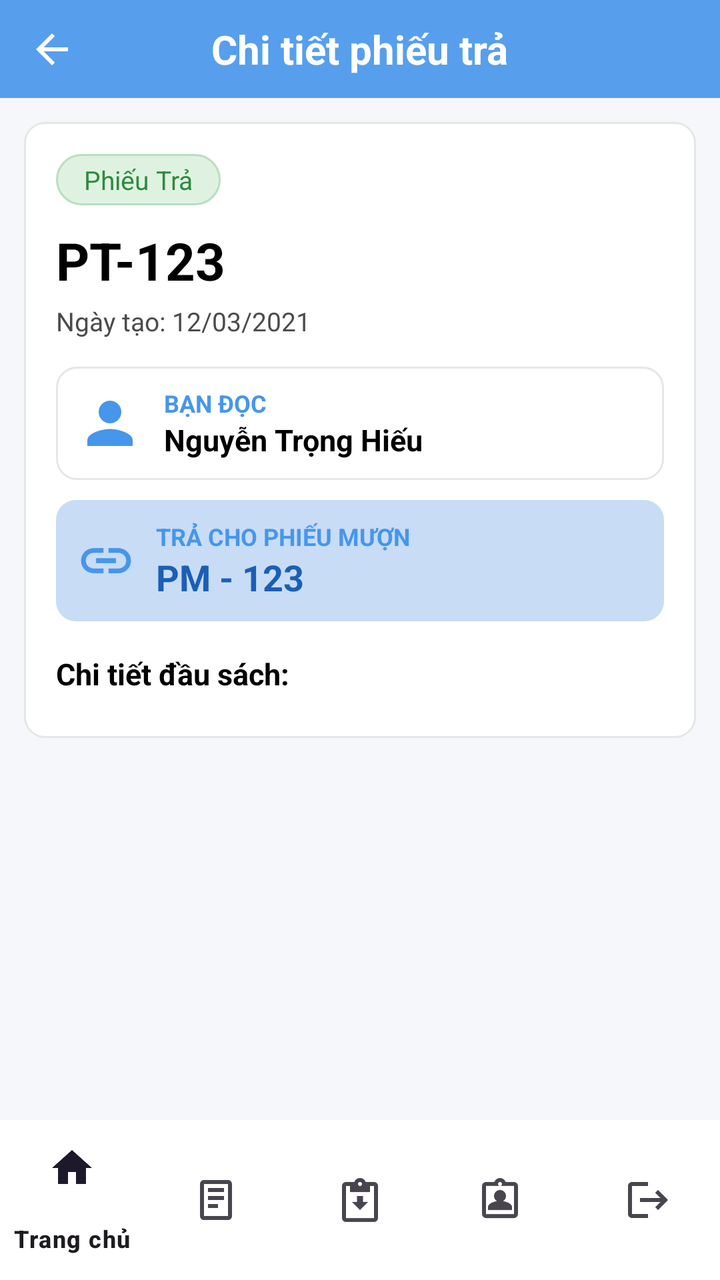
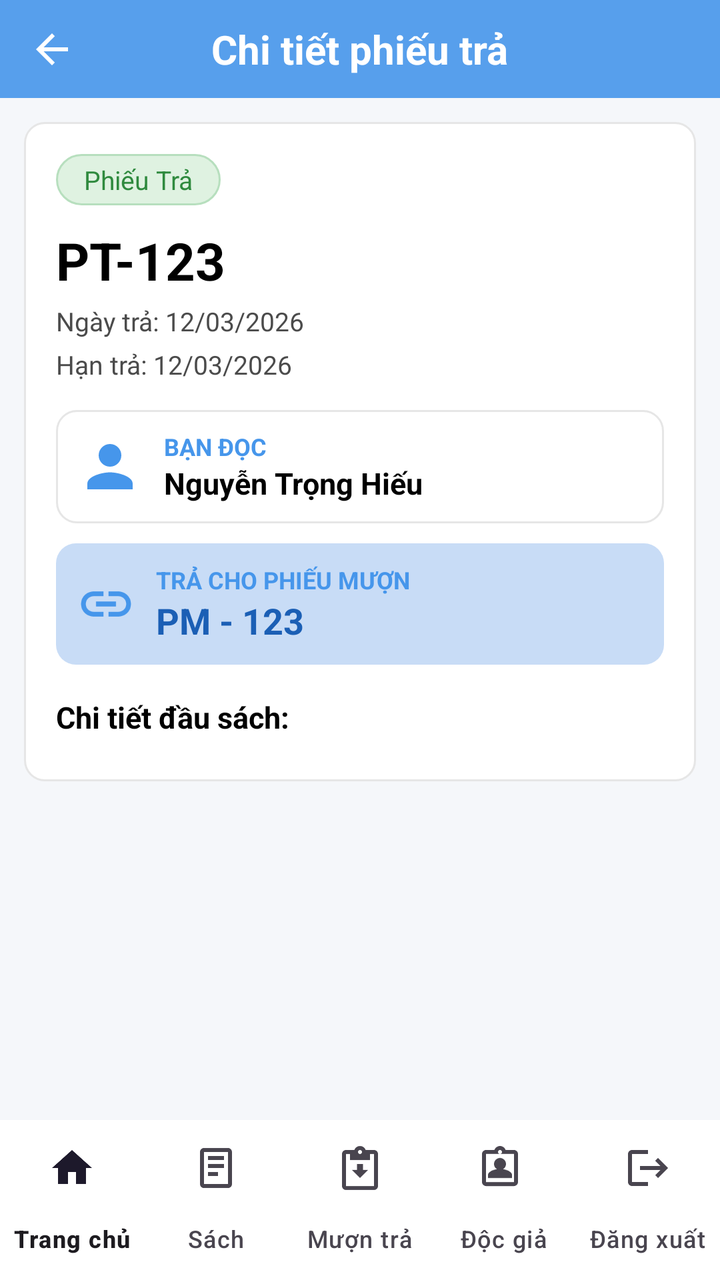

Screens rendered from an Android XML layout before and after an edit, with the pre-edit source and the edit as a unified diff.
<!-- AndroidManifest.xml: application theme Theme.QuanLyThuVien -->
<!-- res/layout/activity_phieutra_detail.xml -->
<?xml version="1.0" encoding="utf-8"?>
<androidx.constraintlayout.widget.ConstraintLayout xmlns:android="http://schemas.android.com/apk/res/android"
    xmlns:app="http://schemas.android.com/apk/res-auto"
    android:layout_width="match_parent"
    android:layout_height="match_parent"
    android:background="#F5F7FA">

    
    <androidx.constraintlayout.widget.ConstraintLayout
        android:id="@+id/header"
        android:layout_width="0dp"
        android:layout_height="49dp"
        android:background="@drawable/bg_header_sach"
        app:layout_constraintTop_toTopOf="parent"
        app:layout_constraintStart_toStartOf="parent"
        app:layout_constraintEnd_toEndOf="parent">

        <ImageView
            android:id="@+id/btnBack"
            android:layout_width="28dp"
            android:layout_height="28dp"
            android:layout_marginStart="12dp"
            android:padding="2dp"
            android:src="@drawable/ic_arrow_back"
            android:background="?attr/selectableItemBackgroundBorderless"
            android:contentDescription="Quay lại"
            app:layout_constraintTop_toTopOf="parent"
            app:layout_constraintBottom_toBottomOf="parent"
            app:layout_constraintStart_toStartOf="parent" />

        <TextView
            android:layout_width="wrap_content"
            android:layout_height="wrap_content"
            android:text="Chi tiết phiếu trả"
            android:textColor="#FFFFFF"
            android:textSize="20sp"
            android:textStyle="bold"
            app:layout_constraintTop_toTopOf="parent"
            app:layout_constraintBottom_toBottomOf="parent"
            app:layout_constraintStart_toStartOf="parent"
            app:layout_constraintEnd_toEndOf="parent" />
    </androidx.constraintlayout.widget.ConstraintLayout>

    <ScrollView
        android:layout_width="0dp"
        android:layout_height="0dp"
        android:fillViewport="true"
        app:layout_constraintTop_toBottomOf="@id/header"
        app:layout_constraintStart_toStartOf="parent"
        app:layout_constraintEnd_toEndOf="parent"
        app:layout_constraintBottom_toTopOf="@id/bottomNav">

        <LinearLayout
            android:layout_width="match_parent"
            android:layout_height="wrap_content"
            android:orientation="vertical"
            android:padding="12dp">

            <LinearLayout
                android:layout_width="match_parent"
                android:layout_height="wrap_content"
                android:orientation="vertical"
                android:padding="16dp"
                android:background="@drawable/bg_phieu_card">

                <TextView
                    android:layout_width="wrap_content"
                    android:layout_height="wrap_content"
                    android:text="Phiếu Trả"
                    android:textColor="#2F8A3E"
                    android:textSize="13sp"
                    android:background="@drawable/bg_pill_phieutra"
                    android:paddingHorizontal="14dp"
                    android:paddingVertical="4dp" />

                <TextView
                    android:id="@+id/tvMaPhieu"
                    android:layout_width="wrap_content"
                    android:layout_height="wrap_content"
                    android:layout_marginTop="10dp"
                    android:text="PT-123"
                    android:textColor="#000000"
                    android:textSize="26sp"
                    android:textStyle="bold" />

                <TextView
                    android:id="@+id/tvNgayTao"
                    android:layout_width="wrap_content"
                    android:layout_height="wrap_content"
                    android:layout_marginTop="4dp"
                    android:text="Ngày tạo: 12/03/2021"
                    android:textColor="#4B4B4B"
                    android:textSize="13sp" />

                
                <LinearLayout
                    android:layout_width="match_parent"
                    android:layout_height="wrap_content"
                    android:layout_marginTop="14dp"
                    android:orientation="horizontal"
                    android:gravity="center_vertical"
                    android:padding="10dp"
                    android:background="@drawable/bg_bandoc_info">

                    <ImageView
                        android:layout_width="34dp"
                        android:layout_height="34dp"
                        android:src="@drawable/ic_person_filled"
                        android:contentDescription="Bạn đọc" />

                    <LinearLayout
                        android:layout_width="0dp"
                        android:layout_height="wrap_content"
                        android:layout_weight="1"
                        android:layout_marginStart="10dp"
                        android:orientation="vertical">

                        <TextView
                            android:layout_width="wrap_content"
                            android:layout_height="wrap_content"
                            android:text="BẠN ĐỌC"
                            android:textColor="#4696EB"
                            android:textSize="12sp"
                            android:textStyle="bold" />

                        <TextView
                            android:id="@+id/tvBanDoc"
                            android:layout_width="wrap_content"
                            android:layout_height="wrap_content"
                            android:text="Nguyễn Trọng Hiếu"
                            android:textColor="#000000"
                            android:textSize="15sp"
                            android:textStyle="bold" />
                    </LinearLayout>
                </LinearLayout>

                
                <LinearLayout
                    android:id="@+id/bannerLink"
                    android:layout_width="match_parent"
                    android:layout_height="wrap_content"
                    android:layout_marginTop="10dp"
                    android:orientation="horizontal"
                    android:gravity="center_vertical"
                    android:padding="10dp"
                    android:background="@drawable/bg_link_banner"
                    android:clickable="true"
                    android:focusable="true">

                    <ImageView
                        android:layout_width="30dp"
                        android:layout_height="30dp"
                        android:src="@drawable/ic_link"
                        android:contentDescription="Trả cho" />

                    <LinearLayout
                        android:layout_width="0dp"
                        android:layout_height="wrap_content"
                        android:layout_weight="1"
                        android:layout_marginStart="10dp"
                        android:orientation="vertical">

                        <TextView
                            android:layout_width="wrap_content"
                            android:layout_height="wrap_content"
                            android:text="TRẢ CHO PHIẾU MƯỢN"
                            android:textColor="#4696EB"
                            android:textSize="12sp"
                            android:textStyle="bold" />

                        <TextView
                            android:id="@+id/tvMaPhieuMuon"
                            android:layout_width="wrap_content"
                            android:layout_height="wrap_content"
                            android:text="PM - 123"
                            android:textColor="#1B5FB5"
                            android:textSize="18sp"
                            android:textStyle="bold" />
                    </LinearLayout>
                </LinearLayout>

                <TextView
                    android:layout_width="wrap_content"
                    android:layout_height="wrap_content"
                    android:layout_marginTop="16dp"
                    android:text="Chi tiết đầu sách:"
                    android:textColor="#000000"
                    android:textSize="15sp"
                    android:textStyle="bold" />

                <androidx.recyclerview.widget.RecyclerView
                    android:id="@+id/rvChiTiet"
                    android:layout_width="match_parent"
                    android:layout_height="wrap_content"
                    android:layout_marginTop="6dp"
                    android:overScrollMode="never"
                    android:nestedScrollingEnabled="false" />
            </LinearLayout>
        </LinearLayout>
    </ScrollView>

    <com.google.android.material.bottomnavigation.BottomNavigationView
        android:id="@+id/bottomNav"
        android:layout_width="0dp"
        android:layout_height="wrap_content"
        android:background="#FFFFFF"
        app:menu="@menu/bottom_nav_menu"
        app:layout_constraintStart_toStartOf="parent"
        app:layout_constraintEnd_toEndOf="parent"
        app:layout_constraintBottom_toBottomOf="parent" />

</androidx.constraintlayout.widget.ConstraintLayout>
<!-- resources referenced by this layout -->
<resources>
  <!-- drawable bg_bandoc_info (drawable) -->
  <?xml version="1.0" encoding="utf-8"?>
  <shape xmlns:android="http://schemas.android.com/apk/res/android"
      android:shape="rectangle">
      <solid android:color="#FFFFFF" />
      <stroke android:width="1dp" android:color="#E6E6E6" />
      <corners android:radius="10dp" />
  </shape>
  <!-- drawable bg_header_sach (drawable) -->
  <?xml version="1.0" encoding="utf-8"?>
  <shape xmlns:android="http://schemas.android.com/apk/res/android"
      android:shape="rectangle">
      <solid android:color="#E64696EB" />
  </shape>
  <!-- drawable bg_link_banner (drawable) -->
  <?xml version="1.0" encoding="utf-8"?>
  <shape xmlns:android="http://schemas.android.com/apk/res/android"
      android:shape="rectangle">
      <solid android:color="#C8DCF6" />
      <corners android:radius="10dp" />
  </shape>
  <!-- drawable bg_phieu_card (drawable) -->
  <?xml version="1.0" encoding="utf-8"?>
  <shape xmlns:android="http://schemas.android.com/apk/res/android"
      android:shape="rectangle">
      <solid android:color="#FFFFFF" />
      <stroke android:width="1dp" android:color="#E6E6E6" />
      <corners android:radius="10dp" />
  </shape>
  <!-- drawable bg_pill_phieutra (drawable) -->
  <?xml version="1.0" encoding="utf-8"?>
  <shape xmlns:android="http://schemas.android.com/apk/res/android"
      android:shape="rectangle">
      <solid android:color="#DFF2E1" />
      <stroke android:width="1dp" android:color="#B7DFBE" />
      <corners android:radius="14dp" />
  </shape>
  <!-- drawable ic_arrow_back (drawable) -->
  <vector xmlns:android="http://schemas.android.com/apk/res/android"
      android:width="24dp"
      android:height="24dp"
      android:viewportWidth="24"
      android:viewportHeight="24"
      android:tint="#FFFFFF">
      <path
          android:fillColor="#FFFFFF"
          android:pathData="M20,11H7.83l5.59,-5.59L12,4l-8,8 8,8 1.41,-1.41L7.83,13H20v-2z"/>
  </vector>
  <!-- drawable ic_link (drawable) -->
  <?xml version="1.0" encoding="utf-8"?>
  <vector xmlns:android="http://schemas.android.com/apk/res/android"
      android:width="18dp"
      android:height="18dp"
      android:viewportWidth="24"
      android:viewportHeight="24"
      android:tint="#4696EB">
      <path
          android:fillColor="#4696EB"
          android:pathData="M3.9,12c0,-1.71 1.39,-3.1 3.1,-3.1h4V7H7c-2.76,0 -5,2.24 -5,5s2.24,5 5,5h4v-1.9H7c-1.71,0 -3.1,-1.39 -3.1,-3.1zM8,13h8v-2H8v2zM17,7h-4v1.9h4c1.71,0 3.1,1.39 3.1,3.1s-1.39,3.1 -3.1,3.1h-4V17h4c2.76,0 5,-2.24 5,-5s-2.24,-5 -5,-5z" />
  </vector>
  <!-- drawable ic_person_filled (drawable) -->
  <?xml version="1.0" encoding="utf-8"?>
  <vector xmlns:android="http://schemas.android.com/apk/res/android"
      android:width="24dp"
      android:height="24dp"
      android:viewportWidth="24"
      android:viewportHeight="24"
      android:tint="#4696EB">
      <path
          android:fillColor="#4696EB"
          android:pathData="M12,12c2.21,0 4,-1.79 4,-4s-1.79,-4 -4,-4 -4,1.79 -4,4 1.79,4 4,4zM12,14c-2.67,0 -8,1.34 -8,4v2h16v-2c0,-2.66 -5.33,-4 -8,-4z" />
  </vector>
  <style name="Theme.QuanLyThuVien" parent="Base.Theme.QuanLyThuVien" />
  <style name="Base.Theme.QuanLyThuVien" parent="Theme.Material3.DayNight.NoActionBar">
          <item name="colorPrimary">@color/colorPrimary</item>
          <item name="colorPrimaryVariant">@color/colorPrimaryDark</item>
          <item name="colorOnPrimary">@color/white</item>
          
          <item name="android:statusBarColor" tools:targetApi="l">@android:color/transparent</item>
          <item name="android:windowLightStatusBar" tools:targetApi="m">false</item>
      </style>
  <color name="colorPrimary">#4696EB</color>
  <color name="colorPrimaryDark">#4F91D7</color>
  <color name="white">#FFFFFFFF</color>
</resources>

<!-- the commit's change to res/layout/activity_phieutra_detail.xml (unified diff, before → after) -->
@@ -88,9 +88,36 @@
                     android:layout_width="wrap_content"
                     android:layout_height="wrap_content"
                     android:layout_marginTop="4dp"
-                    android:text="Ngày tạo: 12/03/2021"
+                    android:text="Ngày trả: 12/03/2026"
                     android:textColor="#4B4B4B"
                     android:textSize="13sp" />
+
+                <LinearLayout
+                    android:layout_width="wrap_content"
+                    android:layout_height="wrap_content"
+                    android:layout_marginTop="4dp"
+                    android:orientation="horizontal"
+                    android:gravity="center_vertical">
+
+                    <TextView
+                        android:id="@+id/tvHanTra"
+                        android:layout_width="wrap_content"
+                        android:layout_height="wrap_content"
+                        android:text="Hạn trả: 12/03/2026"
+                        android:textColor="#4B4B4B"
+                        android:textSize="13sp" />
+
+                    <TextView
+                        android:id="@+id/tvTinhTrang"
+                        android:layout_width="wrap_content"
+                        android:layout_height="wrap_content"
+                        android:layout_marginStart="8dp"
+                        android:paddingHorizontal="10dp"
+                        android:paddingVertical="2dp"
+                        android:textSize="12sp"
+                        android:textStyle="bold"
+                        android:visibility="gone" />
+                </LinearLayout>
 
                 
                 <LinearLayout
@@ -205,6 +232,7 @@
         android:layout_height="wrap_content"
         android:background="#FFFFFF"
         app:menu="@menu/bottom_nav_menu"
+        app:labelVisibilityMode="labeled"
         app:layout_constraintStart_toStartOf="parent"
         app:layout_constraintEnd_toEndOf="parent"
         app:layout_constraintBottom_toBottomOf="parent" />
